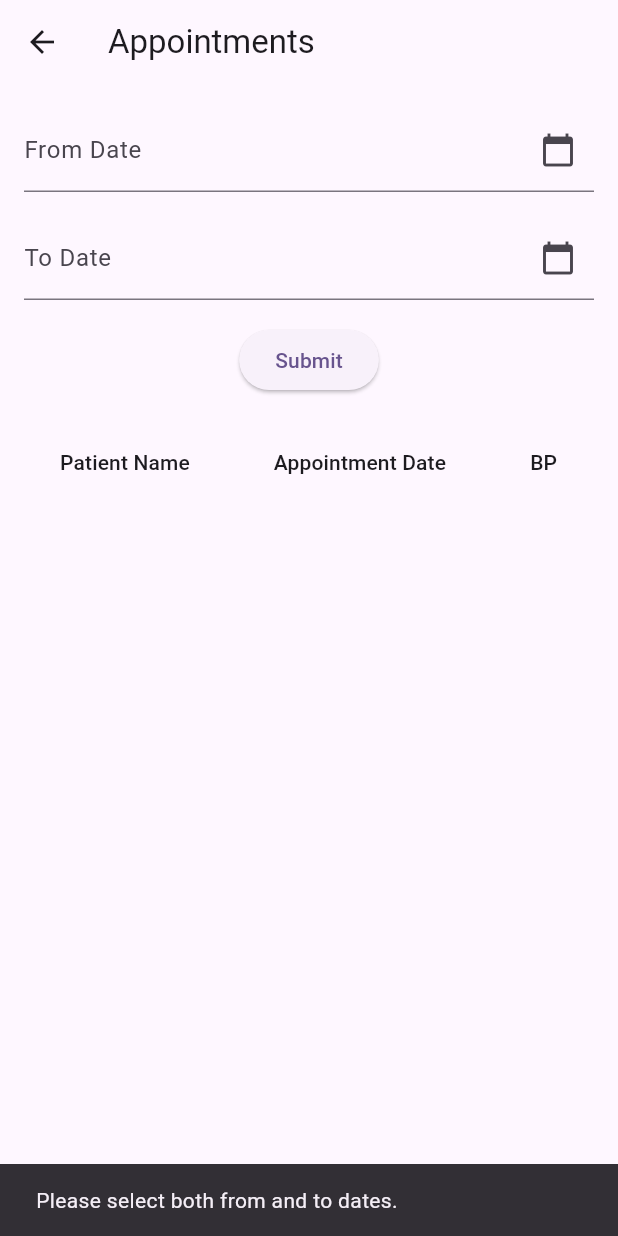
After one commit to realakashdeep/Digital-Health-Care-Application, a Flutter app: the AppointmentPage screen opened directly, after a tap on "Submit", on a phone screen of 412 x 824 dp. The commit adds this screen. Run offline on Flutter 3.47's test engine with Material 3 defaults, Android fonts, the phone set to English and light mode, and no system bars; our stand-ins replace cloud_firestore, firebase_auth, firebase_core, firebase_storage, flutter_svg, image_picker and 4 more; accounts and stored records are empty.

Commit message:
added reports to all

```diff
--- /dev/null
+++ b/lib/screens/user/patient_appointment.dart
@@ -0,0 +1,102 @@
+import 'package:firebase_auth/firebase_auth.dart';
+import 'package:flutter/material.dart';
+import 'package:cloud_firestore/cloud_firestore.dart';
+import '../../../../models/appointment_model.dart';
+
+class PatientAppointmentReport extends StatefulWidget {
+  @override
+  _PatientAppointmentReportState createState() => _PatientAppointmentReportState();
+}
+
+class _PatientAppointmentReportState extends State<PatientAppointmentReport> {
+  List<AppointmentModel> _appointments = [];
+
+  @override
+  void initState() {
+    super.initState();
+    _fetchAppointments();
+  }
+
+  Future<void> _fetchAppointments() async {
+
+    try {
+      User? currentUser = FirebaseAuth.instance.currentUser;
+      if(currentUser!= null){
+          final QuerySnapshot<Map<String, dynamic>> snapshot = await FirebaseFirestore.instance
+              .collection('appointments')
+              .where('patientId', isEqualTo: currentUser.uid)
+              .get();
+
+          final appointments = snapshot.docs.map((doc) => AppointmentModel.fromSnapshot(doc)).toList();
+
+          setState(() {
+            _appointments = appointments;
+          });
+      }
+    } catch (e) {
+      ScaffoldMessenger.of(context).showSnackBar(
+        SnackBar(content: Text('Failed to fetch appointments: $e')),
+      );
+    }
+  }
+
+  @override
+  Widget build(BuildContext context) {
+    return Scaffold(
+      appBar: AppBar(
+        title: Text('Patient Appointments'),
+      ),
+      body: Padding(
+        padding: const EdgeInsets.all(16.0),
+        child: Column(
+          children: <Widget>[
+            Expanded(
+              child: SingleChildScrollView(
+                scrollDirection: Axis.horizontal,
+                child: SingleChildScrollView(
+                  scrollDirection: Axis.vertical,
+                  child: DataTable(
+                    columns: const [
+                      DataColumn(label: Text('Patient Name')),
+                      DataColumn(label: Text('Appointment Date')),
+                      DataColumn(label: Text('BP')),
+                      DataColumn(label: Text('Temperature')),
+                      DataColumn(label: Text('Heart Rate')),
+                      DataColumn(label: Text('SpO2')),
+                      DataColumn(label: Text('Assigned To')),
+                      DataColumn(label: Text('Doctor Mail')),
+                      DataColumn(label: Text('Care Mail')),
+                      DataColumn(label: Text('Ward Number')),
+                      DataColumn(label: Text('Status')),
+                      DataColumn(label: Text('Symptoms')),
+                      DataColumn(label: Text('Prescriptions')),
+                      DataColumn(label: Text('Tests')),
+                    ],
+                    rows: _appointments.map((appointment) {
+                      return DataRow(cells: [
+                        DataCell(Text(appointment.patientName)),
+                        DataCell(Text(appointment.appointmentDate)),
+                        DataCell(Text(appointment.bp)),
+                        DataCell(Text(appointment.temp)),
+                        DataCell(Text(appointment.heartRate)),
+                        DataCell(Text(appointment.spO2)),
+                        DataCell(Text(appointment.assignedTo)),
+                        DataCell(Text(appointment.doctorMail)),
+                        DataCell(Text(appointment.careMail)),
+                        DataCell(Text(appointment.wardNumber)),
+                        DataCell(Text(appointment.status)),
+                        DataCell(Text(appointment.symptoms)),
+                        DataCell(Text(appointment.prescriptions)),
+                        DataCell(Text(appointment.tests)),
+                      ]);
+                    }).toList(),
+                  ),
+                ),
+              ),
+            ),
+          ],
+        ),
+      ),
+    );
+  }
+}
--- /dev/null
+++ b/lib/screens/ward/doctors/appointment_report.dart
@@ -0,0 +1,186 @@
+import 'package:firebase_auth/firebase_auth.dart';
+import 'package:flutter/material.dart';
+import 'package:cloud_firestore/cloud_firestore.dart';
+import 'package:intl/intl.dart';
+import '../../../models/appointment_model.dart';
+
+class AppointmentPage extends StatefulWidget {
+  @override
+  _AppointmentPageState createState() => _AppointmentPageState();
+}
+
+class _AppointmentPageState extends State<AppointmentPage> {
+  final TextEditingController _fromDateController = TextEditingController();
+  final TextEditingController _toDateController = TextEditingController();
+  DateTime? _fromDate;
+  DateTime? _toDate;
+  List<AppointmentModel> _appointments = [];
+
+  @override
+  void dispose() {
+    _fromDateController.dispose();
+    _toDateController.dispose();
+    super.dispose();
+  }
+
+  Future<void> _selectDate(BuildContext context, bool isFromDate) async {
+    final DateTime? picked = await showDatePicker(
+      context: context,
+      initialDate: DateTime.now(),
+      firstDate: DateTime(2000),
+      lastDate: DateTime(2101),
+    );
+
+    if (picked != null) {
+      setState(() {
+        if (isFromDate) {
+          _fromDate = picked;
+          _fromDateController.text = DateFormat('yyyy-MM-dd').format(picked);
+        } else {
+          _toDate = picked;
+          _toDateController.text = DateFormat('yyyy-MM-dd').format(picked);
+        }
+      });
+    }
+  }
+
+  Future<void> _fetchAppointments(String email) async {
+    if (_fromDate == null || _toDate == null) {
+      ScaffoldMessenger.of(context).showSnackBar(
+        SnackBar(content: Text('Please select both from and to dates.')),
+      );
+      return;
+    }
+
+    try {
+      final fromDateStr = DateFormat('yyyy-MM-dd').format(_fromDate!);
+      final toDateStr = DateFormat('yyyy-MM-dd').format(_toDate!);
+
+      final QuerySnapshot<Map<String, dynamic>> snapshot = await FirebaseFirestore.instance
+          .collection('appointments')
+          .where('doctorMail', isEqualTo: email)
+          .where('appointmentDate', isGreaterThanOrEqualTo: fromDateStr)
+          .where('appointmentDate', isLessThanOrEqualTo: toDateStr)
+          .get();
+
+      final appointments = snapshot.docs.map((doc) => AppointmentModel.fromSnapshot(doc)).toList();
+
+      setState(() {
+        _appointments = appointments;
+      });
+    } catch (e) {
+      ScaffoldMessenger.of(context).showSnackBar(
+        SnackBar(content: Text('Failed to fetch appointments: $e')),
+      );
+    }
+  }
+
+  @override
+  Widget build(BuildContext context) {
+    return Scaffold(
+      appBar: AppBar(
+        title: Text('Appointments'),
+      ),
+      body: Padding(
+        padding: const EdgeInsets.all(16.0),
+        child: Column(
+          children: <Widget>[
+            TextField(
+              controller: _fromDateController,
+              decoration: InputDecoration(
+                labelText: 'From Date',
+                hintText: 'Select from date',
+                suffixIcon: IconButton(
+                  icon: Icon(Icons.calendar_today),
+                  onPressed: () => _selectDate(context, true),
+                ),
+              ),
+              readOnly: true,
+            ),
+            SizedBox(height: 16),
+            TextField(
+              controller: _toDateController,
+              decoration: InputDecoration(
+                labelText: 'To Date',
+                hintText: 'Select to date',
+                suffixIcon: IconButton(
+                  icon: Icon(Icons.calendar_today),
+                  onPressed: () => _selectDate(context, false),
+                ),
+              ),
+              readOnly: true,
+            ),
+            SizedBox(height: 16),
+            ElevatedButton(
+              onPressed: (){
+                User? currentUser = FirebaseAuth.instance.currentUser;
+                if(currentUser!= null){
+                  String? email = currentUser.email;
+                  if(email != null){
+                    _fetchAppointments(email);
+                  }
+                  else{
+                    ScaffoldMessenger.of(context).showSnackBar(
+                      SnackBar(content: Text('failed to fetch the list')),
+                    );
+                  }
+                }
+                else{
+                  ScaffoldMessenger.of(context).showSnackBar(
+                    SnackBar(content: Text('failed to fetch the list')),
+                  );
+                }
+              },
+              child: Text('Submit'),
+            ),
+            SizedBox(height: 16),
+            Expanded(
+              child: SingleChildScrollView(
+                scrollDirection: Axis.horizontal,
+                child: SingleChildScrollView(
+                  scrollDirection: Axis.vertical,
+                  child: DataTable(
+                    columns: const [
+                      DataColumn(label: Text('Patient Name')),
+                      DataColumn(label: Text('Appointment Date')),
+                      DataColumn(label: Text('BP')),
+                      DataColumn(label: Text('Temperature')),
+                      DataColumn(label: Text('Heart Rate')),
+                      DataColumn(label: Text('SpO2')),
+                      DataColumn(label: Text('Assigned To')),
+                      DataColumn(label: Text('Doctor Mail')),
+                      DataColumn(label: Text('Care Mail')),
+                      DataColumn(label: Text('Ward Number')),
+                      DataColumn(label: Text('Status')),
+                      DataColumn(label: Text('Symptoms')),
+                      DataColumn(label: Text('Prescriptions')),
+                      DataColumn(label: Text('Tests')),
+                    ],
+                    rows: _appointments.map((appointment) {
+                      return DataRow(cells: [
+                        DataCell(Text(appointment.patientName)),
+                        DataCell(Text(appointment.appointmentDate)),
+                        DataCell(Text(appointment.bp)),
+                        DataCell(Text(appointment.temp)),
+                        DataCell(Text(appointment.heartRate)),
+                        DataCell(Text(appointment.spO2)),
+                        DataCell(Text(appointment.assignedTo)),
+                        DataCell(Text(appointment.doctorMail)),
+                        DataCell(Text(appointment.careMail)),
+                        DataCell(Text(appointment.wardNumber)),
+                        DataCell(Text(appointment.status)),
+                        DataCell(Text(appointment.symptoms)),
+                        DataCell(Text(appointment.prescriptions)),
+                        DataCell(Text(appointment.tests)),
+                      ]);
+                    }).toList(),
+                  ),
+                ),
+              ),
+            ),
+          ],
+        ),
+      ),
+    );
+  }
+}
```
Also changed, not shown: lib/screens/user/user_home.dart (+12 -0 lines), lib/screens/ward/bar_graph.dart (+31 -13 lines), lib/screens/ward/doctors/doctorsMenuPage.dart (+7 -2 lines), lib/screens/ward/ward_menu.dart (+10 -5 lines), lib/screens/ward/ward_user_list.dart (added, +164 -0 lines).
